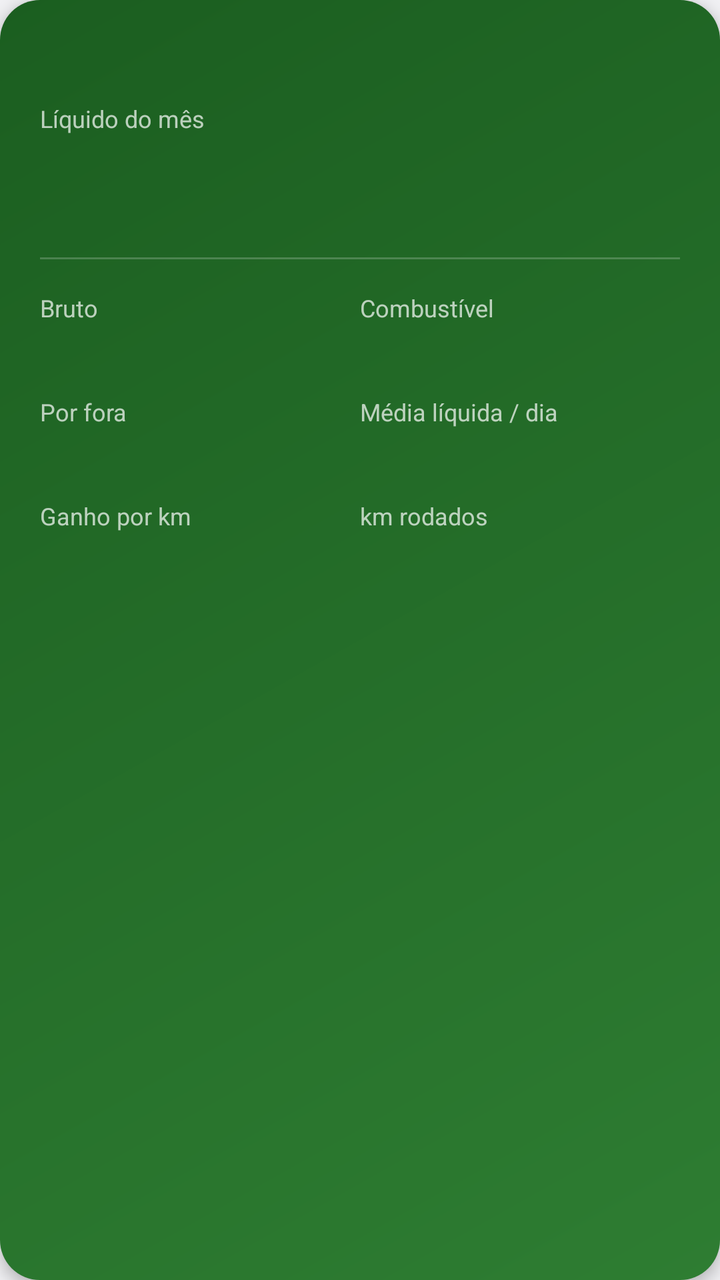
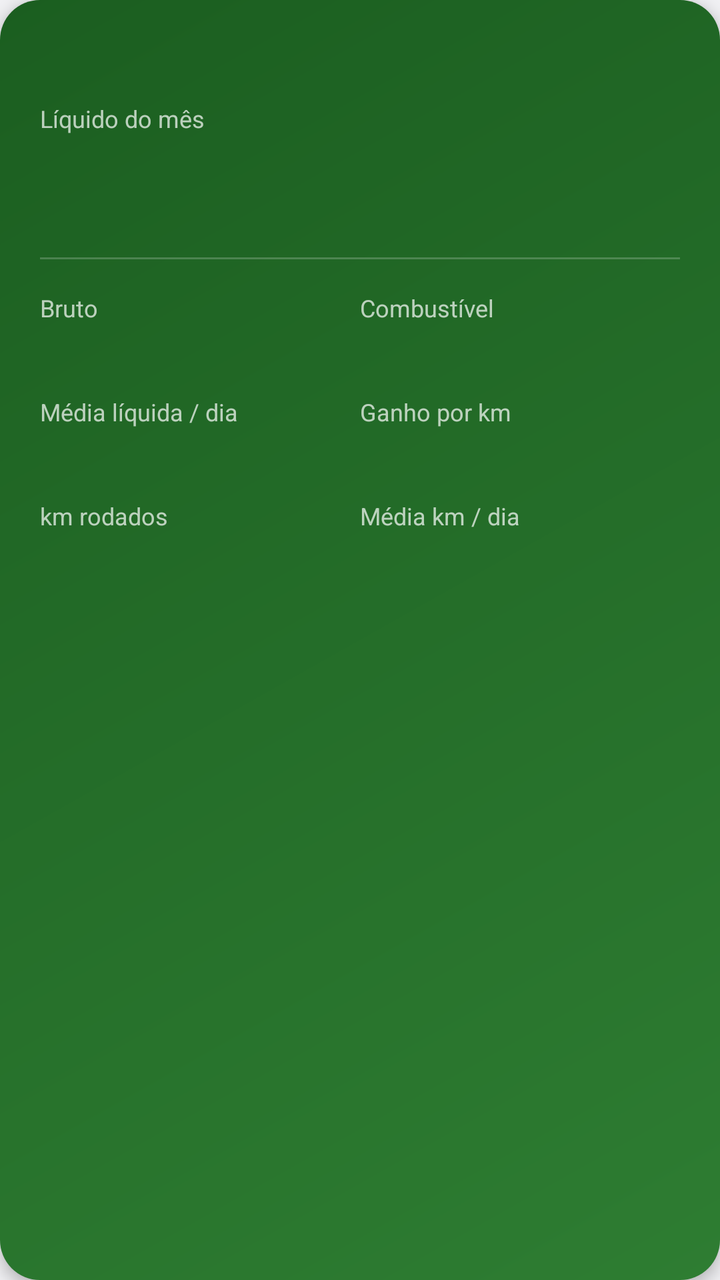

Two renders of the same Android screen: before a commit and after it. Below are the layout's source before the change and the commit's diff.
<!-- AndroidManifest.xml: application theme android:Theme.DeviceDefault.Light.NoActionBar -->
<!-- res/layout/item_resumo_mes.xml -->
<?xml version="1.0" encoding="utf-8"?>
<LinearLayout xmlns:android="http://schemas.android.com/apk/res/android"
    android:layout_width="match_parent"
    android:layout_height="wrap_content"
    android:layout_marginBottom="12dp"
    android:background="@drawable/card_summary_bg"
    android:elevation="4dp"
    android:orientation="vertical"
    android:padding="20dp">

    <TextView
        android:id="@+id/mes"
        android:layout_width="wrap_content"
        android:layout_height="wrap_content"
        android:textColor="#D9FFFFFF"
        android:textSize="14sp" />

    <TextView
        style="@style/RotuloResumo"
        android:layout_marginTop="12dp"
        android:text="Líquido do mês" />

    <TextView
        android:id="@+id/liquido"
        android:layout_width="wrap_content"
        android:layout_height="wrap_content"
        android:maxLines="1"
        android:textColor="#FFFFFFFF"
        android:textSize="34sp"
        android:textStyle="bold" />

    <View
        android:layout_width="match_parent"
        android:layout_height="1dp"
        android:layout_marginVertical="16dp"
        android:background="#33FFFFFF" />

    <LinearLayout
        android:layout_width="match_parent"
        android:layout_height="wrap_content"
        android:orientation="horizontal">

        <LinearLayout style="@style/ColunaResumo">
            <TextView style="@style/RotuloResumo" android:text="Bruto" />
            <TextView android:id="@+id/bruto" style="@style/ValorResumo" />
        </LinearLayout>

        <LinearLayout style="@style/ColunaResumo">
            <TextView android:id="@+id/rotuloCombustivel" style="@style/RotuloResumo" android:text="Combustível" />
            <TextView android:id="@+id/combustivel" style="@style/ValorResumo" />
        </LinearLayout>
    </LinearLayout>

    <LinearLayout
        android:layout_width="match_parent"
        android:layout_height="wrap_content"
        android:layout_marginTop="12dp"
        android:orientation="horizontal">

        <LinearLayout style="@style/ColunaResumo">
            <TextView style="@style/RotuloResumo" android:text="Por fora" />
            <TextView android:id="@+id/porFora" style="@style/ValorResumo" />
        </LinearLayout>

        <LinearLayout style="@style/ColunaResumo">
            <TextView style="@style/RotuloResumo" android:text="Média líquida / dia" />
            <TextView android:id="@+id/media" style="@style/ValorResumo" />
        </LinearLayout>
    </LinearLayout>

    <LinearLayout
        android:layout_width="match_parent"
        android:layout_height="wrap_content"
        android:layout_marginTop="12dp"
        android:orientation="horizontal">

        <LinearLayout style="@style/ColunaResumo">
            <TextView style="@style/RotuloResumo" android:text="Ganho por km" />
            <TextView android:id="@+id/ganhoPorKm" style="@style/ValorResumo" />
        </LinearLayout>

        <LinearLayout style="@style/ColunaResumo">
            <TextView style="@style/RotuloResumo" android:text="km rodados" />
            <TextView android:id="@+id/kmMes" style="@style/ValorResumo" />
        </LinearLayout>
    </LinearLayout>

    <TextView
        android:id="@+id/dias"
        style="@style/RotuloResumo"
        android:layout_marginTop="16dp" />
</LinearLayout>
<!-- resources referenced by this layout -->
<resources>
  <!-- drawable card_summary_bg (drawable) -->
  <?xml version="1.0" encoding="utf-8"?>
  <shape xmlns:android="http://schemas.android.com/apk/res/android" android:shape="rectangle">
      <gradient
          android:angle="135"
          android:endColor="#FF1B5E20"
          android:startColor="#FF2E7D32" />
      <corners android:radius="20dp" />
  </shape>
  <style name="ColunaResumo">
          <item name="android:layout_width">0dp</item>
          <item name="android:layout_height">wrap_content</item>
          <item name="android:layout_weight">1</item>
          <item name="android:orientation">vertical</item>
      </style>
  <style name="RotuloResumo">
          <item name="android:layout_width">wrap_content</item>
          <item name="android:layout_height">wrap_content</item>
          <item name="android:textColor">#B3FFFFFF</item>
          <item name="android:textSize">12sp</item>
      </style>
  <style name="ValorResumo">
          <item name="android:layout_width">wrap_content</item>
          <item name="android:layout_height">wrap_content</item>
          <item name="android:layout_marginTop">2dp</item>
          <item name="android:maxLines">1</item>
          <item name="android:textColor">#FFFFFFFF</item>
          <item name="android:textSize">16sp</item>
          <item name="android:textStyle">bold</item>
      </style>
</resources>

<!-- the commit's change to res/layout/item_resumo_mes.xml (unified diff, before → after) -->
@@ -58,13 +58,13 @@
         android:orientation="horizontal">
 
         <LinearLayout style="@style/ColunaResumo">
-            <TextView style="@style/RotuloResumo" android:text="Por fora" />
-            <TextView android:id="@+id/porFora" style="@style/ValorResumo" />
+            <TextView style="@style/RotuloResumo" android:text="Média líquida / dia" />
+            <TextView android:id="@+id/media" style="@style/ValorResumo" />
         </LinearLayout>
 
         <LinearLayout style="@style/ColunaResumo">
-            <TextView style="@style/RotuloResumo" android:text="Média líquida / dia" />
-            <TextView android:id="@+id/media" style="@style/ValorResumo" />
+            <TextView style="@style/RotuloResumo" android:text="Ganho por km" />
+            <TextView android:id="@+id/ganhoPorKm" style="@style/ValorResumo" />
         </LinearLayout>
     </LinearLayout>
 
@@ -75,13 +75,13 @@
         android:orientation="horizontal">
 
         <LinearLayout style="@style/ColunaResumo">
-            <TextView style="@style/RotuloResumo" android:text="Ganho por km" />
-            <TextView android:id="@+id/ganhoPorKm" style="@style/ValorResumo" />
+            <TextView style="@style/RotuloResumo" android:text="km rodados" />
+            <TextView android:id="@+id/kmMes" style="@style/ValorResumo" />
         </LinearLayout>
 
         <LinearLayout style="@style/ColunaResumo">
-            <TextView style="@style/RotuloResumo" android:text="km rodados" />
-            <TextView android:id="@+id/kmMes" style="@style/ValorResumo" />
+            <TextView style="@style/RotuloResumo" android:text="Média km / dia" />
+            <TextView android:id="@+id/kmPorDia" style="@style/ValorResumo" />
         </LinearLayout>
     </LinearLayout>
 
